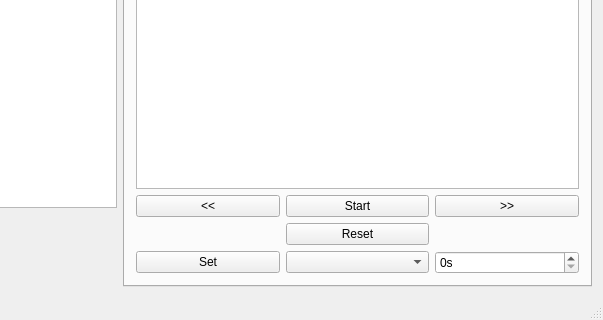
Before: the Qt Designer form mainwindow.ui in drogenlied/QIYPTClock, drawn with Qt 5; both pictures show x 364 to 967 and y 244 to 564 of the 967 by 564 pixel window.
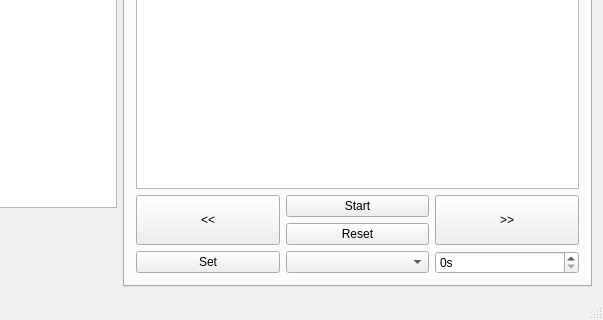
After: the same form once the commit is applied. Custom widgets are drawn as their Qt base class.

```diff
--- a/mainwindow.ui
+++ b/mainwindow.ui
@@ -125,8 +125,14 @@
         <string>Control</string>
        </attribute>
        <layout class="QGridLayout" name="gridLayout">
-        <item row="1" column="0">
+        <item row="1" column="0" rowspan="2">
          <widget class="QPushButton" name="bwd">
+          <property name="sizePolicy">
+           <sizepolicy hsizetype="Minimum" vsizetype="Preferred">
+            <horstretch>0</horstretch>
+            <verstretch>0</verstretch>
+           </sizepolicy>
+          </property>
           <property name="text">
            <string>&lt;&lt;</string>
           </property>
@@ -139,8 +145,14 @@
           </property>
          </widget>
         </item>
-        <item row="1" column="2">
+        <item row="1" column="2" rowspan="2">
          <widget class="QPushButton" name="ffwd">
+          <property name="sizePolicy">
+           <sizepolicy hsizetype="Minimum" vsizetype="Preferred">
+            <horstretch>0</horstretch>
+            <verstretch>0</verstretch>
+           </sizepolicy>
+          </property>
           <property name="text">
            <string>&gt;&gt;</string>
           </property>
```
